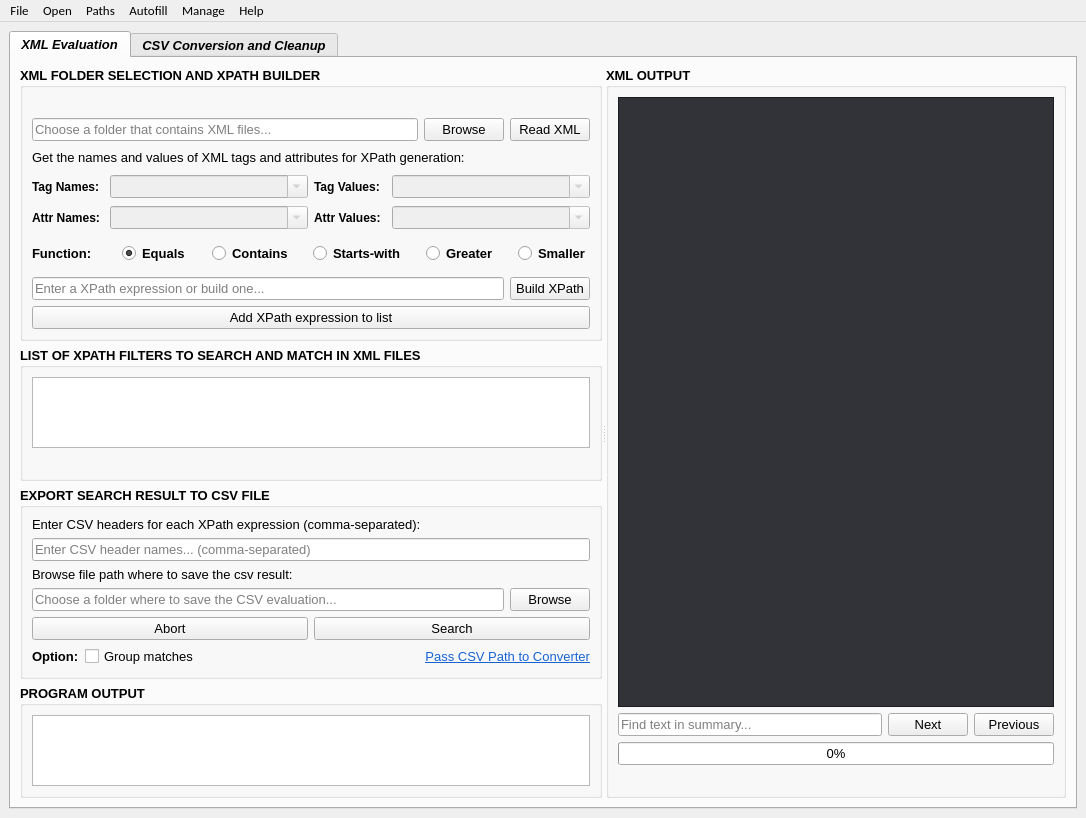
First picture: the form in src/ui/main/XMLuvation.ui, repository zaricj/XMLuvation, before the edit.
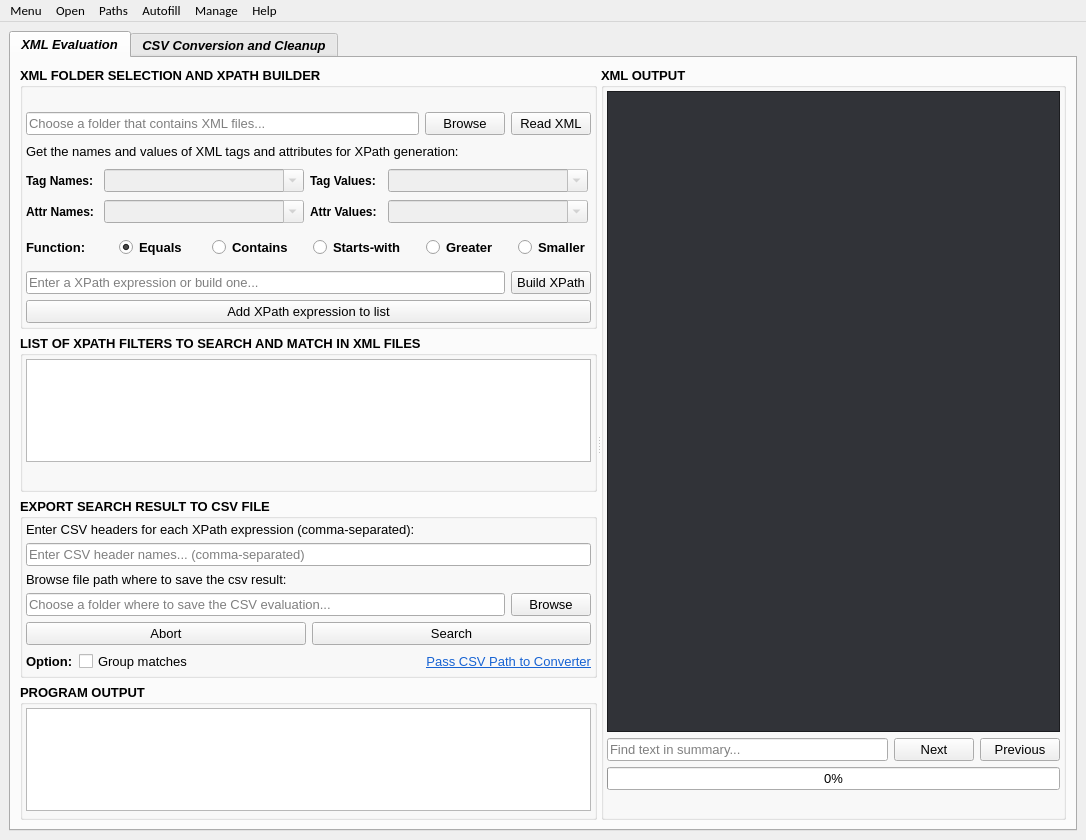
Second picture: the form after the edit. Icons and pictures are not drawn.

Commit message: Changed ui layout and margins and added new QAction "Prompt on exit"

What changed in the file:
```diff
--- a/src/ui/main/XMLuvation.ui
+++ b/src/ui/main/XMLuvation.ui
@@ -10,7 +10,7 @@
     <x>0</x>
     <y>0</y>
     <width>1086</width>
-    <height>813</height>
+    <height>840</height>
    </rect>
   </property>
   <property name="font">
@@ -147,10 +147,22 @@
                <string>XML FOLDER SELECTION AND XPATH BUILDER</string>
               </property>
               <layout class="QVBoxLayout" name="verticalLayout_7">
+               <property name="leftMargin">
+                <number>3</number>
+               </property>
+               <property name="topMargin">
+                <number>3</number>
+               </property>
+               <property name="rightMargin">
+                <number>3</number>
+               </property>
+               <property name="bottomMargin">
+                <number>3</number>
+               </property>
                <item>
                 <widget class="QLabel" name="statusbar_xml_files_count">
                  <property name="sizePolicy">
-                  <sizepolicy hsizetype="Minimum" vsizetype="Preferred">
+                  <sizepolicy hsizetype="Preferred" vsizetype="Preferred">
                    <horstretch>0</horstretch>
                    <verstretch>0</verstretch>
                   </sizepolicy>
@@ -187,6 +199,12 @@
                  </item>
                  <item>
                   <widget class="QPushButton" name="button_browse_xml_folder">
+                   <property name="sizePolicy">
+                    <sizepolicy hsizetype="Preferred" vsizetype="Fixed">
+                     <horstretch>0</horstretch>
+                     <verstretch>0</verstretch>
+                    </sizepolicy>
+                   </property>
                    <property name="font">
                     <font>
                      <family>Microsoft YaHei UI</family>
@@ -207,6 +225,12 @@
                  </item>
                  <item>
                   <widget class="QPushButton" name="button_read_xml">
+                   <property name="sizePolicy">
+                    <sizepolicy hsizetype="Preferred" vsizetype="Fixed">
+                     <horstretch>0</horstretch>
+                     <verstretch>0</verstretch>
+                    </sizepolicy>
+                   </property>
                    <property name="font">
                     <font>
                      <family>Microsoft YaHei UI</family>
@@ -238,7 +262,7 @@
                  <item>
                   <widget class="QLabel" name="label_xpath_builder">
                    <property name="sizePolicy">
-                    <sizepolicy hsizetype="Minimum" vsizetype="Preferred">
+                    <sizepolicy hsizetype="Preferred" vsizetype="Preferred">
                      <horstretch>0</horstretch>
                      <verstretch>0</verstretch>
                     </sizepolicy>
@@ -271,7 +295,7 @@
                  <item>
                   <widget class="QLabel" name="label_tag_names">
                    <property name="sizePolicy">
-                    <sizepolicy hsizetype="Minimum" vsizetype="Preferred">
+                    <sizepolicy hsizetype="Preferred" vsizetype="Preferred">
                      <horstretch>0</horstretch>
                      <verstretch>0</verstretch>
                     </sizepolicy>
@@ -303,20 +327,20 @@
                     <bool>false</bool>
                    </property>
                    <property name="sizePolicy">
-                    <sizepolicy hsizetype="Preferred" vsizetype="Fixed">
+                    <sizepolicy hsizetype="Expanding" vsizetype="Fixed">
                      <horstretch>0</horstretch>
                      <verstretch>0</verstretch>
                     </sizepolicy>
                    </property>
                    <property name="minimumSize">
                     <size>
-                     <width>150</width>
+                     <width>0</width>
                      <height>0</height>
                     </size>
                    </property>
                    <property name="maximumSize">
                     <size>
-                     <width>300</width>
+                     <width>200</width>
                      <height>16777215</height>
                     </size>
                    </property>
@@ -347,7 +371,7 @@
                  <item>
                   <widget class="QLabel" name="label_tag_values">
                    <property name="sizePolicy">
-                    <sizepolicy hsizetype="Minimum" vsizetype="Preferred">
+                    <sizepolicy hsizetype="Preferred" vsizetype="Preferred">
                      <horstretch>0</horstretch>
                      <verstretch>0</verstretch>
                     </sizepolicy>
@@ -379,20 +403,20 @@
                     <bool>false</bool>
                    </property>
                    <property name="sizePolicy">
-                    <sizepolicy hsizetype="Preferred" vsizetype="Fixed">
+                    <sizepolicy hsizetype="Expanding" vsizetype="Fixed">
                      <horstretch>0</horstretch>
                      <verstretch>0</verstretch>
                     </sizepolicy>
                    </property>
                    <property name="minimumSize">
                     <size>
-                     <width>150</width>
+                     <width>0</width>
                      <height>0</height>
                     </size>
                    </property>
                    <property name="maximumSize">
                     <size>
-                     <width>300</width>
+                     <width>200</width>
                      <height>16777215</height>
                     </size>
                    </property>
@@ -436,7 +460,7 @@
                  <item>
                   <widget class="QLabel" name="label_attribute_names">
                    <property name="sizePolicy">
-                    <sizepolicy hsizetype="Minimum" vsizetype="Preferred">
+                    <sizepolicy hsizetype="Preferred" vsizetype="Preferred">
                      <horstretch>0</horstretch>
                      <verstretch>0</verstretch>
                     </sizepolicy>
@@ -468,20 +492,20 @@
                     <bool>false</bool>
                    </property>
                    <property name="sizePolicy">
-                    <sizepolicy hsizetype="Preferred" vsizetype="Fixed">
+                    <sizepolicy hsizetype="Expanding" vsizetype="Fixed">
                      <horstretch>0</horstretch>
                      <verstretch>0</verstretch>
                     </sizepolicy>
                    </property>
                    <property name="minimumSize">
                     <size>
-                     <width>150</width>
+                     <width>0</width>
                      <height>0</height>
                     </size>
                    </property>
                    <property name="maximumSize">
                     <size>
-                     <width>300</width>
+                     <width>200</width>
                      <height>16777215</height>
                     </size>
                    </property>
@@ -512,7 +536,7 @@
                  <item>
                   <widget class="QLabel" name="label_attribute_values">
                    <property name="sizePolicy">
-                    <sizepolicy hsizetype="Minimum" vsizetype="Preferred">
+                    <sizepolicy hsizetype="Preferred" vsizetype="Preferred">
                      <horstretch>0</horstretch>
                      <verstretch>0</verstretch>
                     </sizepolicy>
@@ -544,20 +568,20 @@
                     <bool>false</bool>
                    </property>
                    <property name="sizePolicy">
-                    <sizepolicy hsizetype="Preferred" vsizetype="Fixed">
+                    <sizepolicy hsizetype="Expanding" vsizetype="Fixed">
                      <horstretch>0</horstretch>
                      <verstretch>0</verstretch>
                     </sizepolicy>
                    </property>
                    <property name="minimumSize">
                     <size>
-                     <width>150</width>
+                     <width>0</width>
                      <height>0</height>
                     </size>
                    </property>
                    <property name="maximumSize">
                     <size>
-                     <width>300</width>
+                     <width>200</width>
                      <height>16777215</height>
                     </size>
                    </property>
@@ -601,7 +625,7 @@
                  <item>
                   <widget class="QLabel" name="label_function">
                    <property name="sizePolicy">
-                    <sizepolicy hsizetype="Minimum" vsizetype="Preferred">
+                    <sizepolicy hsizetype="Preferred" vsizetype="Preferred">
                      <horstretch>0</horstretch>
                      <verstretch>0</verstretch>
                     </sizepolicy>
@@ -623,6 +647,12 @@
                  </item>
                  <item>
                   <widget class="QRadioButton" name="radio_button_equals">
+                   <property name="sizePolicy">
+                    <sizepolicy hsizetype="Preferred" vsizetype="Fixed">
+                     <horstretch>0</horstretch>
+                     <verstretch>0</verstretch>
+                    </sizepolicy>
+                   </property>
                    <property name="font">
                     <font>
                      <family>Microsoft YaHei UI</family>
@@ -646,6 +676,12 @@
                  </item>
                  <item>
                   <widget class="QRadioButton" name="radio_button_contains">
+                   <property name="sizePolicy">
+                    <sizepolicy hsizetype="Preferred" vsizetype="Fixed">
+                     <horstretch>0</horstretch>
+                     <verstretch>0</verstretch>
+                    </sizepolicy>
+                   </property>
                    <property name="font">
                     <font>
                      <family>Microsoft YaHei UI</family>
@@ -667,7 +703,7 @@
                  <item>
                   <widget class="QRadioButton" name="radio_button_starts_with">
                    <property name="sizePolicy">
-                    <sizepolicy hsizetype="Minimum" vsizetype="Fixed">
+                    <sizepolicy hsizetype="Preferred" vsizetype="Fixed">
                      <horstretch>0</horstretch>
                      <verstretch>0</verstretch>
                     </sizepolicy>
@@ -689,6 +725,12 @@
                  </item>
                  <item>
                   <widget class="QRadioButton" name="radio_button_greater">
+                   <property name="sizePolicy">
+                    <sizepolicy hsizetype="Preferred" vsizetype="Fixed">
+                     <horstretch>0</horstretch>
+                     <verstretch>0</verstretch>
+                    </sizepolicy>
+                   </property>
                    <property name="font">
                     <font>
                      <family>Microsoft YaHei UI</family>
@@ -706,6 +748,12 @@
                  </item>
                  <item>
                   <widget class="QRadioButton" name="radio_button_smaller">
+                   <property name="sizePolicy">
+                    <sizepolicy hsizetype="Preferred" vsizetype="Fixed">
+                     <horstretch>0</horstretch>
+                     <verstretch>0</verstretch>
+                    </sizepolicy>
+                   </property>
                    <property name="font">
                     <font>
                      <family>Microsoft YaHei UI</family>
@@ -747,6 +795,12 @@
                  </item>
                  <item>
                   <widget class="QPushButton" name="button_build_xpath">
+                   <property name="sizePolicy">
+                    <sizepolicy hsizetype="Preferred" vsizetype="Fixed">
+                     <horstretch>0</horstretch>
+                     <verstretch>0</verstretch>
+                    </sizepolicy>
+                   </property>
                    <property name="font">
                     <font>
                      <family>Microsoft YaHei UI</family>
@@ -769,6 +823,12 @@
                </item>
                <item>
                 <widget class="QPushButton" name="button_add_xpath_to_list">
+                 <property name="sizePolicy">
+                  <sizepolicy hsizetype="Preferred" vsizetype="Fixed">
+                   <horstretch>0</horstretch>
+                   <verstretch>0</verstretch>
+                  </sizepolicy>
+                 </property>
                  <property name="font">
                   <font>
                    <family>Microsoft YaHei UI</family>
@@ -812,6 +872,18 @@
                <string>LIST OF XPATH FILTERS TO SEARCH AND MATCH IN XML FILES</string>
               </property>
               <layout class="QVBoxLayout" name="verticalLayout_8">
+               <property name="leftMargin">
+                <number>3</number>
+               </property>
+               <property name="topMargin">
+                <number>3</number>
+               </property>
+               <property name="rightMargin">
+                <number>3</number>
+               </property>
+               <property name="bottomMargin">
+                <number>6</number>
+               </property>
                <item>
                 <widget class="QListWidget" name="list_widget_main_xpath_expressions">
                  <property name="sizePolicy">
@@ -853,7 +925,7 @@
                <item>
                 <widget class="QLabel" name="statusbar_xpath_expressions">
                  <property name="sizePolicy">
-                  <sizepolicy hsizetype="Minimum" vsizetype="Preferred">
+                  <sizepolicy hsizetype="Preferred" vsizetype="Preferred">
                    <horstretch>0</horstretch>
                    <verstretch>0</verstretch>
                   </sizepolicy>
@@ -901,10 +973,22 @@
                <string>EXPORT SEARCH RESULT TO CSV FILE</string>
               </property>
               <layout class="QVBoxLayout" name="verticalLayout_11">
+               <property name="leftMargin">
+                <number>3</number>
+               </property>
+               <property name="topMargin">
+                <number>3</number>
+               </property>
+               <property name="rightMargin">
+                <number>3</number>
+               </property>
+               <property name="bottomMargin">
+                <number>3</number>
+               </property>
                <item>
                 <widget class="QLabel" name="label_csv_headers_info">
                  <property name="sizePolicy">
-                  <sizepolicy hsizetype="Minimum" vsizetype="Preferred">
+                  <sizepolicy hsizetype="Preferred" vsizetype="Preferred">
                    <horstretch>0</horstretch>
                    <verstretch>0</verstretch>
                   </sizepolicy>
@@ -957,7 +1041,7 @@
                <item>
                 <widget class="QLabel" name="label_csv_export_input">
                  <property name="sizePolicy">
-                  <sizepolicy hsizetype="Minimum" vsizetype="Preferred">
+                  <sizepolicy hsizetype="Preferred" vsizetype="Preferred">
                    <horstretch>0</horstretch>
                    <verstretch>0</verstretch>
                   </sizepolicy>
@@ -1001,6 +1085,12 @@
                  </item>
                  <item>
                   <widget class="QPushButton" name="button_browse_csv">
+                   <property name="sizePolicy">
+                    <sizepolicy hsizetype="Preferred" vsizetype="Fixed">
+                     <horstretch>0</horstretch>
+                     <verstretch>0</verstretch>
+                    </sizepolicy>
+                   </property>
                    <property name="font">
                     <font>
                      <family>Microsoft YaHei UI</family>
@@ -1014,6 +1104,9 @@
                    <property name="toolTip">
                     <string>Choose the folder and filename where the results CSV will be saved.</string>
                    </property>
+                   <property name="layoutDirection">
+                    <enum>Qt::LayoutDirection::LeftToRight</enum>
+                   </property>
                    <property name="text">
                     <string>Browse</string>
                    </property>
@@ -1028,6 +1121,12 @@
                    <property name="enabled">
                     <bool>true</bool>
                    </property>
+                   <property name="sizePolicy">
+                    <sizepolicy hsizetype="Preferred" vsizetype="Fixed">
+                     <horstretch>0</horstretch>
+                     <verstretch>0</verstretch>
+                    </sizepolicy>
+                   </property>
                    <property name="font">
                     <font>
                      <family>Microsoft YaHei UI</family>
@@ -1051,6 +1150,12 @@
                  </item>
                  <item>
                   <widget class="QPushButton" name="button_start_csv_export">
+                   <property name="sizePolicy">
+                    <sizepolicy hsizetype="Preferred" vsizetype="Fixed">
+                     <horstretch>0</horstretch>
+                     <verstretch>0</verstretch>
+                    </sizepolicy>
+                   </property>
                    <property name="font">
                     <font>
                      <family>Microsoft YaHei UI</family>
@@ -1183,7 +1288,22 @@
               <property name="title">
                <string>PROGRAM OUTPUT</string>
               </property>
-              <layout class="QVBoxLayout" name="verticalLayout_12">
+              <layout class="QVBoxLayout" name="verticalLayout_12" stretch="0">
+               <property name="spacing">
+                <number>6</number>
+               </property>
+               <property name="leftMargin">
+                <number>3</number>
+               </property>
+               <property name="topMargin">
+                <number>3</number>
+               </property>
+               <property name="rightMargin">
+                <number>3</number>
+               </property>
+               <property name="bottomMargin">
+                <number>6</number>
+               </property>
                <item>
                 <widget class="QTextEdit" name="text_edit_program_output">
                  <property name="sizePolicy">
@@ -1244,7 +1364,19 @@
               <property name="title">
                <string>XML OUTPUT</string>
               </property>
-              <layout class="QVBoxLayout" name="verticalLayout_6">
+              <layout class="QVBoxLayout" name="verticalLayout_6" stretch="0,0,0,0">
+               <property name="leftMargin">
+                <number>3</number>
+               </property>
+               <property name="topMargin">
+                <number>3</number>
+               </property>
+               <property name="rightMargin">
+                <number>3</number>
+               </property>
+               <property name="bottomMargin">
+                <number>6</number>
+               </property>
                <item>
                 <widget class="QTextEdit" name="text_edit_xml_output">
                  <property name="sizePolicy">
@@ -2277,7 +2409,7 @@
    </property>
    <widget class="QMenu" name="file_menu">
     <property name="title">
-     <string>File</string>
+     <string>Menu</string>
     </property>
     <widget class="QMenu" name="recent_xpath_expressions_menu">
      <property name="title">
```
Left out of the diff: 64 changed lines with no effect on the pictures. The commit also changes 1 other file.
